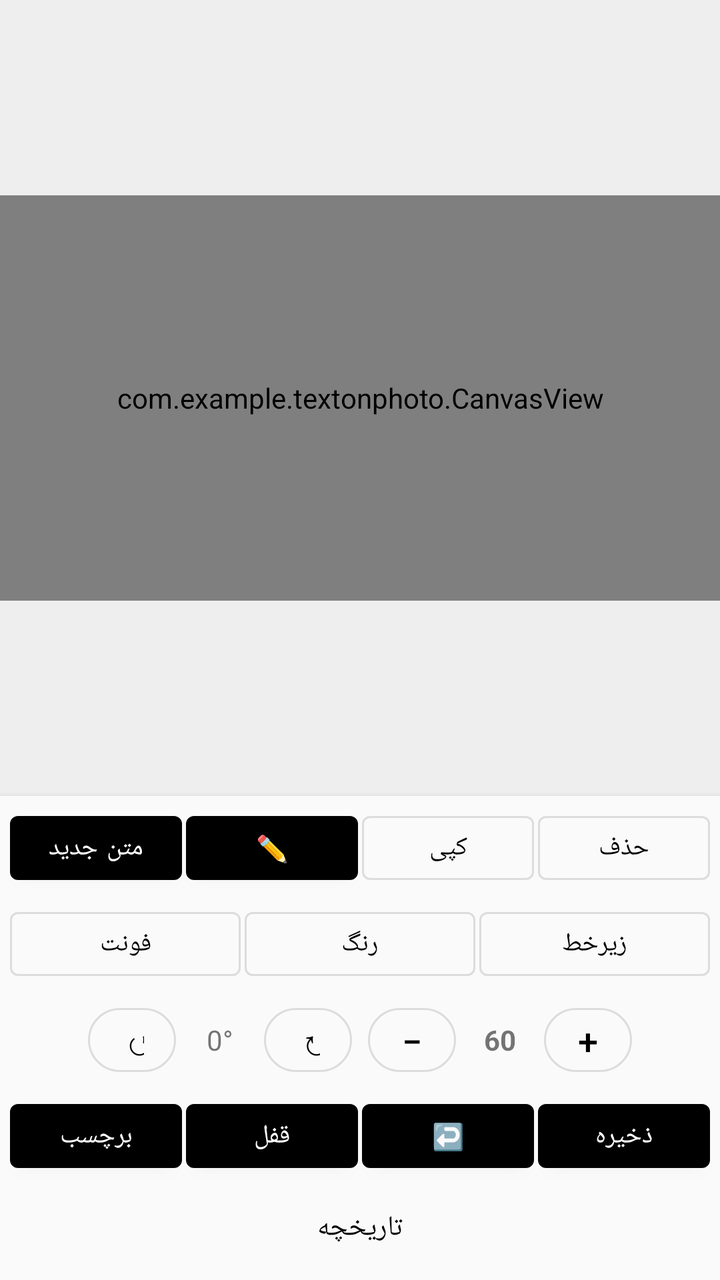
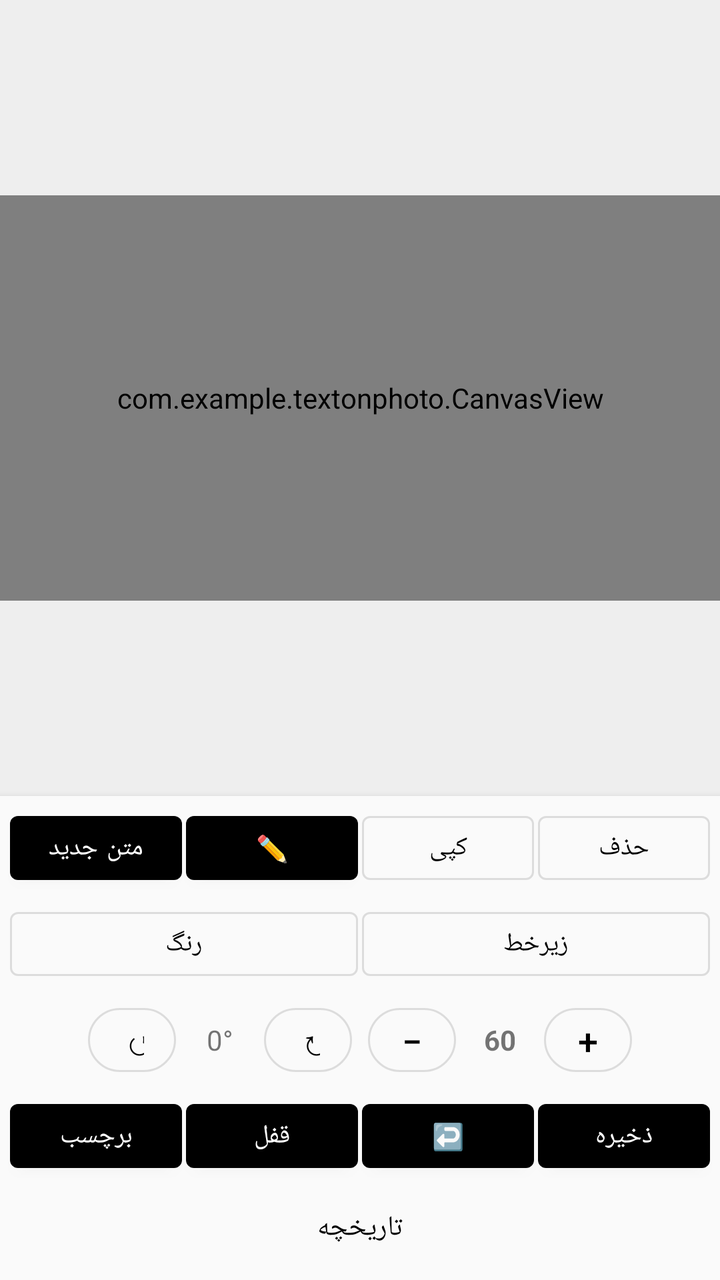

Before-and-after screenshots of an Android layout around one commit, followed by the original layout XML and the change that was made.
<!-- AndroidManifest.xml: application theme Theme.TextOnPhoto -->
<!-- res/layout/activity_main.xml -->
<?xml version="1.0" encoding="utf-8"?>
<androidx.constraintlayout.widget.ConstraintLayout xmlns:android="http://schemas.android.com/apk/res/android"
    xmlns:app="http://schemas.android.com/apk/res-auto"
    android:layout_width="match_parent"
    android:layout_height="match_parent"
    android:background="#EEEEEE">

    <FrameLayout
        android:id="@+id/canvasContainer"
        android:layout_width="0dp"
        android:layout_height="0dp"
        app:layout_constraintTop_toTopOf="parent"
        app:layout_constraintBottom_toTopOf="@+id/buttonPanel"
        app:layout_constraintStart_toStartOf="parent"
        app:layout_constraintEnd_toEndOf="parent"
        app:layout_constraintVertical_bias="0.5"
        app:layout_constraintDimensionRatio="16:9">

        <com.example.textonphoto.CanvasView
            android:id="@+id/canvasView"
            android:layout_width="match_parent"
            android:layout_height="match_parent"
            android:background="@android:color/white" />
    </FrameLayout>

    
    <LinearLayout
        android:id="@+id/buttonPanel"
        android:layout_width="match_parent"
        android:layout_height="wrap_content"
        android:orientation="vertical"
        android:gravity="center_horizontal"
        android:padding="4dp"
        android:background="#FAFAFA"
        android:elevation="4dp"
        app:layout_constraintBottom_toBottomOf="parent"
        app:layout_constraintStart_toStartOf="parent"
        app:layout_constraintEnd_toEndOf="parent">

        
        <LinearLayout
            android:layout_width="match_parent"
            android:layout_height="wrap_content"
            android:gravity="center"
            android:paddingBottom="2dp">

            <com.google.android.material.button.MaterialButton
                android:id="@+id/btnAddText"
                style="@style/Widget.MaterialComponents.Button"
                android:layout_width="0dp" android:layout_height="44dp" android:layout_weight="1"
                android:text="متن جدید" android:textSize="13sp" android:layout_marginHorizontal="1dp" />

            <com.google.android.material.button.MaterialButton
                android:id="@+id/btnEdit"
                style="@style/Widget.MaterialComponents.Button"
                android:layout_width="0dp" android:layout_height="44dp" android:layout_weight="1"
                android:text="✏️" android:textSize="13sp" android:layout_marginHorizontal="1dp" />

            <com.google.android.material.button.MaterialButton
                android:id="@+id/btnCopy"
                style="@style/Widget.MaterialComponents.Button.OutlinedButton"
                android:layout_width="0dp" android:layout_height="44dp" android:layout_weight="1"
                android:text="کپی" android:textSize="13sp" android:layout_marginHorizontal="1dp" />

            <com.google.android.material.button.MaterialButton
                android:id="@+id/btnDelete"
                style="@style/Widget.MaterialComponents.Button.OutlinedButton"
                android:layout_width="0dp" android:layout_height="44dp" android:layout_weight="1"
                android:text="حذف" android:textSize="13sp" android:layout_marginHorizontal="1dp" />
        </LinearLayout>

        
        <LinearLayout
            android:layout_width="match_parent"
            android:layout_height="wrap_content"
            android:gravity="center"
            android:paddingVertical="2dp">

            <com.google.android.material.button.MaterialButton
                android:id="@+id/btnFont"
                style="@style/Widget.MaterialComponents.Button.OutlinedButton"
                android:layout_width="0dp" android:layout_height="44dp" android:layout_weight="1"
                android:text="فونت" android:textSize="13sp" android:layout_marginHorizontal="1dp" />

            <com.google.android.material.button.MaterialButton
                android:id="@+id/btnColor"
                style="@style/Widget.MaterialComponents.Button.OutlinedButton"
                android:layout_width="0dp" android:layout_height="44dp" android:layout_weight="1"
                android:text="رنگ" android:textSize="13sp" android:layout_marginHorizontal="1dp" />

            <com.google.android.material.button.MaterialButton
                android:id="@+id/btnStyle"
                style="@style/Widget.MaterialComponents.Button.OutlinedButton"
                android:layout_width="0dp" android:layout_height="44dp" android:layout_weight="1"
                android:text="زیرخط" android:textSize="13sp" android:layout_marginHorizontal="1dp" />
        </LinearLayout>

        
        <LinearLayout
            android:layout_width="match_parent"
            android:layout_height="wrap_content"
            android:gravity="center"
            android:paddingVertical="2dp">

            <com.google.android.material.button.MaterialButton
                android:id="@+id/btnRotateLeft"
                style="@style/Widget.MaterialComponents.Button.OutlinedButton"
                android:layout_width="44dp" android:layout_height="44dp"
                android:text="↺" android:textSize="18sp"
                android:layout_marginEnd="2dp" app:cornerRadius="22dp" />

            <TextView
                android:id="@+id/tvRotation"
                android:layout_width="wrap_content" android:layout_height="44dp"
                android:gravity="center" android:minWidth="40dp"
                android:text="0°" android:textSize="14sp" />

            <com.google.android.material.button.MaterialButton
                android:id="@+id/btnRotateRight"
                style="@style/Widget.MaterialComponents.Button.OutlinedButton"
                android:layout_width="44dp" android:layout_height="44dp"
                android:text="↻" android:textSize="18sp"
                android:layout_marginStart="2dp" app:cornerRadius="22dp" />

            <View android:layout_width="8dp" android:layout_height="0dp" />

            <com.google.android.material.button.MaterialButton
                android:id="@+id/btnZoomOut"
                style="@style/Widget.MaterialComponents.Button.OutlinedButton"
                android:layout_width="44dp" android:layout_height="44dp"
                android:text="−" android:textSize="18sp"
                android:layout_marginEnd="2dp" app:cornerRadius="22dp" />

            <TextView
                android:id="@+id/tvSize"
                android:layout_width="wrap_content" android:layout_height="44dp"
                android:gravity="center" android:minWidth="40dp"
                android:text="60" android:textSize="14sp" android:textStyle="bold" />

            <com.google.android.material.button.MaterialButton
                android:id="@+id/btnZoomIn"
                style="@style/Widget.MaterialComponents.Button.OutlinedButton"
                android:layout_width="44dp" android:layout_height="44dp"
                android:text="+" android:textSize="18sp"
                android:layout_marginStart="2dp" app:cornerRadius="22dp" />
        </LinearLayout>

        
        <LinearLayout
            android:layout_width="match_parent"
            android:layout_height="wrap_content"
            android:gravity="center"
            android:paddingTop="2dp">

            <com.google.android.material.button.MaterialButton
                android:id="@+id/btnSticker"
                style="@style/Widget.MaterialComponents.Button"
                android:layout_width="0dp" android:layout_height="44dp" android:layout_weight="1"
                android:text="برچسب" android:textSize="13sp" android:layout_marginHorizontal="1dp" />

            <com.google.android.material.button.MaterialButton
                android:id="@+id/btnLock"
                style="@style/Widget.MaterialComponents.Button"
                android:layout_width="0dp" android:layout_height="44dp" android:layout_weight="1"
                android:text="قفل" android:textSize="13sp" android:layout_marginHorizontal="1dp" />

            <com.google.android.material.button.MaterialButton
                android:id="@+id/btnUndo"
                style="@style/Widget.MaterialComponents.Button"
                android:layout_width="0dp" android:layout_height="44dp" android:layout_weight="1"
                android:text="↩️" android:textSize="13sp" android:layout_marginHorizontal="1dp" />

            <com.google.android.material.button.MaterialButton
                android:id="@+id/btnSave"
                style="@style/Widget.MaterialComponents.Button"
                android:layout_width="0dp" android:layout_height="44dp" android:layout_weight="1"
                android:text="ذخیره" android:textSize="13sp" android:layout_marginHorizontal="1dp" />
        </LinearLayout>

        
        <LinearLayout
            android:layout_width="match_parent"
            android:layout_height="wrap_content"
            android:gravity="center"
            android:paddingTop="2dp">

            <com.google.android.material.button.MaterialButton
                android:id="@+id/btnHistory"
                style="@style/Widget.MaterialComponents.Button.TextButton"
                android:layout_width="wrap_content"
                android:layout_height="44dp"
                android:text="تاریخچه"
                android:textSize="14sp" />
        </LinearLayout>
    </LinearLayout>

</androidx.constraintlayout.widget.ConstraintLayout>
<!-- resources referenced by this layout -->
<resources>
  <style name="Theme.TextOnPhoto" parent="Theme.MaterialComponents.DayNight.DarkActionBar">
          <item name="colorPrimary">#000000</item>
          <item name="colorPrimaryVariant">#000000</item>
          <item name="colorOnPrimary">@android:color/white</item>
      </style>
</resources>

<!-- the commit's change to res/layout/activity_main.xml (unified diff, before → after) -->
@@ -75,12 +75,6 @@
             android:layout_height="wrap_content"
             android:gravity="center"
             android:paddingVertical="2dp">
-
-            <com.google.android.material.button.MaterialButton
-                android:id="@+id/btnFont"
-                style="@style/Widget.MaterialComponents.Button.OutlinedButton"
-                android:layout_width="0dp" android:layout_height="44dp" android:layout_weight="1"
-                android:text="فونت" android:textSize="13sp" android:layout_marginHorizontal="1dp" />
 
             <com.google.android.material.button.MaterialButton
                 android:id="@+id/btnColor"
